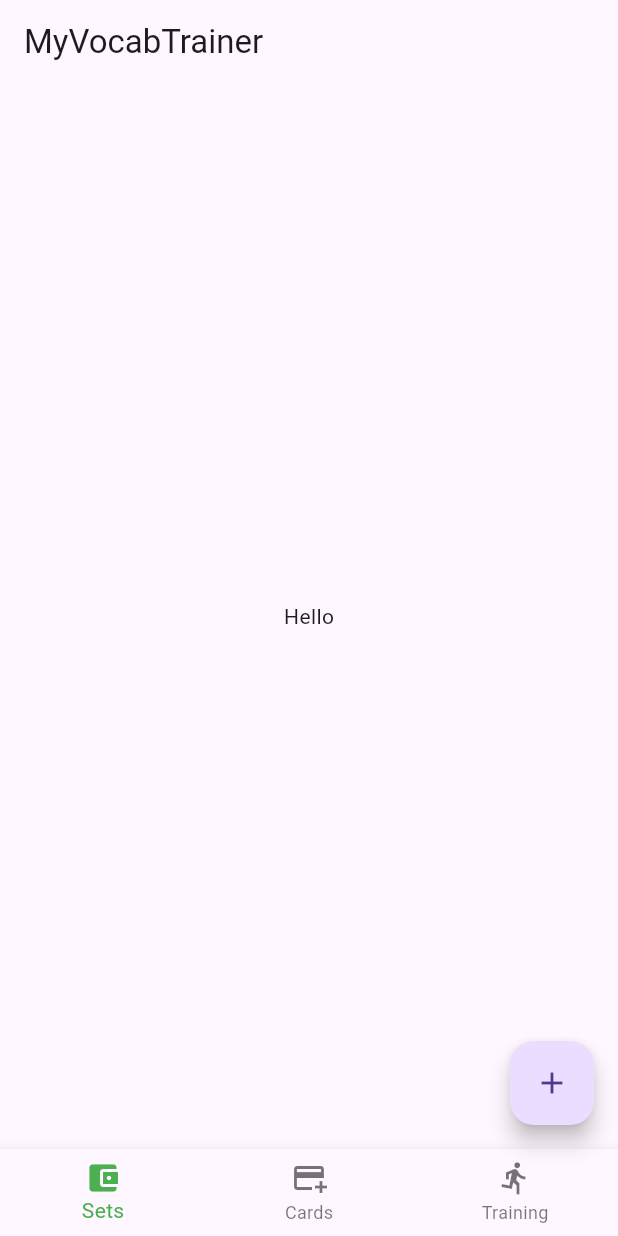
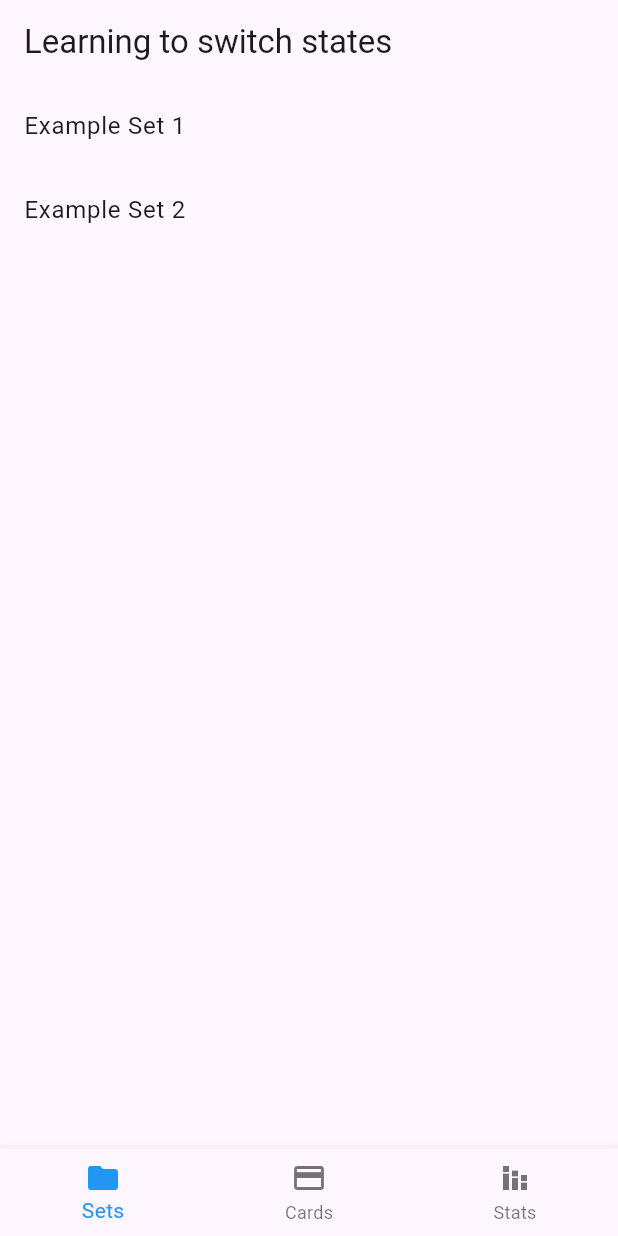
Before and after one commit to Tobitopia/FlashcardTrainer, a Flutter app: the screen it shows after launch, on a phone screen of 412 x 824 dp. Run offline on Flutter 3.47's test engine with Material 3 defaults, Android fonts, the phone set to English and light mode, and no system bars.

Commit message:
feat: Enabled switching in navigation bar and set up screens

```diff
--- a/lib/main.dart
+++ b/lib/main.dart
@@ -1,5 +1,4 @@
 import 'package:flutter/material.dart';
-import 'package:projects/card.dart';
 
 void main() {
   runApp(const MyApp());
@@ -11,33 +10,87 @@ class MyApp extends StatelessWidget {
   // This widget is the root of your application.
   @override
   Widget build(BuildContext context) {
-    return MaterialApp(
-    home: Scaffold(
-      appBar: AppBar(title: Text('MyVocabTrainer')),
-      body: Center(child: Text('Hello')),
-      floatingActionButton: FloatingActionButton(
-        onPressed: () {  },
-        child: const Icon(Icons.add),
-      ),
+    return MaterialApp(home: NavigationBarScreen());
+  }
+}
+
+class NavigationBarScreen extends StatefulWidget {
+  const NavigationBarScreen({super.key});
+
+  @override
+  State<NavigationBarScreen> createState() => _NavigationBarScreen();
+}
+
+class _NavigationBarScreen extends State<NavigationBarScreen> {
+  int _selectedIndex = 0;
+
+  static const List<Widget> _widgetOptions = <Widget>[
+    SetsScreen(),
+    AllCardsScreen(),
+    StatsScreen(),
+  ];
+
+  void _onItemTapped(int index) {
+    setState(() {
+      _selectedIndex = index;
+    });
+  }
+
+  @override
+  Widget build(BuildContext context) {
+    return Scaffold(
+      appBar: AppBar(title: const Text('Learning to switch states')),
+      body: Center(child: _widgetOptions.elementAt(_selectedIndex)),
       bottomNavigationBar: BottomNavigationBar(
-          currentIndex: 0,
-          fixedColor: Colors.green,
-          items: const [
+        items: const <BottomNavigationBarItem>[
+          BottomNavigationBarItem(icon: Icon(Icons.folder), label: 'Sets'),
           BottomNavigationBarItem(
-              label: "Sets",
-              icon: Icon(Icons.account_balance_wallet),
+            icon: Icon(Icons.credit_card_outlined),
+            label: 'Cards',
           ),
           BottomNavigationBarItem(
-              label: "Cards",
-              icon: Icon(Icons.add_card),
-            ),
-            BottomNavigationBarItem(
-              label: "Training",
-              icon: Icon(Icons.directions_run),
+            icon: Icon(Icons.stacked_bar_chart),
+            label: 'Stats',
           ),
         ],
-            onTap: (int indexOfItem) {}),
+        currentIndex: _selectedIndex,
+        selectedItemColor: Colors.blue,
+        onTap: _onItemTapped,
       ),
     );
   }
 }
+
+class SetsScreen extends StatelessWidget {
+  const SetsScreen({super.key});
+
+  @override
+  Widget build(BuildContext context) {
+    return Scaffold(
+      body: ListView(
+        children: [
+          ListTile(title: Text("Example Set 1")),
+          ListTile(title: Text("Example Set 2")),
+        ],
+      ),
+    );
+  }
+}
+
+class AllCardsScreen extends StatelessWidget {
+  const AllCardsScreen({super.key});
+
+  @override
+  Widget build(BuildContext context) {
+    return Center(child: Text("All cards will go here"));
+  }
+}
+
+class StatsScreen extends StatelessWidget {
+  const StatsScreen({super.key});
+
+  @override
+  Widget build(BuildContext context) {
+    return Center(child: Text("Stats will go here"));
+  }
+}
```
Lines whose indentation alone changed are shown as unchanged.
